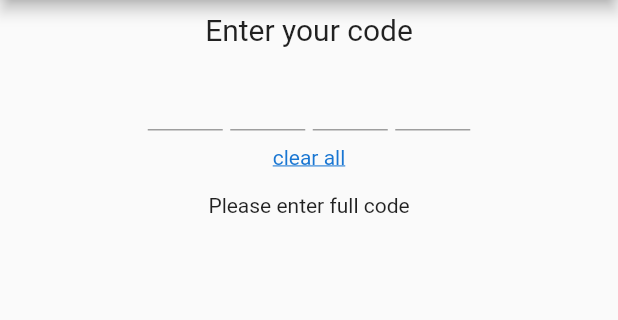
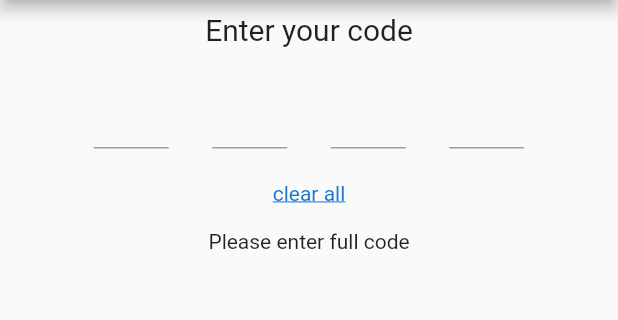
Before and after one commit to awaik/flutter_verification_code, a Flutter app: the screen it shows after launch, on a phone screen of 412 x 824 dp, the part 84-404 px from its top. Run offline on Flutter 3.47's test engine with Material 2 defaults, Android fonts, the phone set to English and light mode, and no system bars.

Commit message:
feat: #35 custom padding and margin of the box

```diff
--- a/example/lib/main.dart
+++ b/example/lib/main.dart
@@ -1,42 +1,43 @@
 import 'package:flutter/material.dart';
 import 'package:flutter_verification_code/flutter_verification_code.dart';
 
-void main() => runApp(MyApp());
+void main() => runApp(const MyApp());
 
 class MyApp extends StatelessWidget {
-  // This widget is the root of your application.
+  const MyApp({super.key});
+
   @override
-  Widget build(BuildContext context) {
+  build(BuildContext context) {
     return MaterialApp(
       title: 'Flutter Demo',
-      theme: ThemeData(
-          primarySwatch: Colors.green,
-          primaryColor: Colors.red,
-          accentColor: Colors.orange,
-          hintColor: Colors.green),
-      home: MyHomePage(),
+      theme: ThemeData(primarySwatch: Colors.green, primaryColor: Colors.red, hintColor: Colors.green),
+      home: const MyHomePage(),
     );
   }
 }
 
 class MyHomePage extends StatefulWidget {
+  const MyHomePage({super.key});
+
   @override
-  _MyHomePageState createState() => _MyHomePageState();
+  State<MyHomePage> createState() => _MyHomePageState();
 }
 
 class _MyHomePageState extends State<MyHomePage> {
   bool _onEditing = true;
-  String _code;
+  String? _code;
 
   @override
-  Widget build(BuildContext context) {
+  build(BuildContext context) {
     return Scaffold(
       appBar: AppBar(
-        title: Center(child: Text('Example verify code')),
+        title: const Center(
+          child: Text('Example verify code'),
+        ),
       ),
       body: Column(
-        children: <Widget>[
-          Padding(
+        children: [
+          const Padding(
             padding: EdgeInsets.all(8.0),
             child: Center(
               child: Text(
@@ -46,28 +47,21 @@ class _MyHomePageState extends State<MyHomePage> {
             ),
           ),
           VerificationCode(
-            textStyle: Theme.of(context)
-                .textTheme
-                .bodyText2
-                .copyWith(color: Theme.of(context).primaryColor),
+            textStyle: Theme.of(context).textTheme.bodyText2!.copyWith(color: Theme.of(context).primaryColor),
             keyboardType: TextInputType.number,
-            underlineColor: Colors
-                .amber, // If this is null it will use primaryColor: Colors.red from Theme
+            underlineColor: Colors.amber, // If this is null it will use primaryColor: Colors.red from Theme
             length: 4,
-            cursorColor:
-                Colors.blue, // If this is null it will default to the ambient
+            cursorColor: Colors.blue, // If this is null it will default to the ambient
             // clearAll is NOT required, you can delete it
             // takes any widget, so you can implement your design
             clearAll: Padding(
               padding: const EdgeInsets.all(8.0),
               child: Text(
                 'clear all',
-                style: TextStyle(
-                    fontSize: 14.0,
-                    decoration: TextDecoration.underline,
-                    color: Colors.blue[700]),
+                style: TextStyle(fontSize: 14.0, decoration: TextDecoration.underline, color: Colors.blue[700]),
               ),
             ),
+            margin: const EdgeInsets.all(12),
             onCompleted: (String value) {
               setState(() {
                 _code = value;
@@ -81,11 +75,9 @@ class _MyHomePageState extends State<MyHomePage> {
             },
           ),
           Padding(
-            padding: EdgeInsets.all(8.0),
+            padding: const EdgeInsets.all(8.0),
             child: Center(
-              child: _onEditing
-                  ? Text('Please enter full code')
-                  : Text('Your code: $_code'),
+              child: _onEditing ? const Text('Please enter full code') : Text('Your code: $_code'),
             ),
           )
         ],
--- a/lib/src/flutter_verification_code.dart
+++ b/lib/src/flutter_verification_code.dart
@@ -53,6 +53,12 @@ class VerificationCode extends StatefulWidget {
   ///accept only digit inputs from keyboard
   final bool digitsOnly;
 
+  /// padding between boxes
+  final EdgeInsets margin;
+
+  /// padding inside boxes
+  final EdgeInsets? padding;
+
   const VerificationCode({
     Key? key,
     required this.onCompleted,
@@ -72,6 +78,8 @@ class VerificationCode extends StatefulWidget {
     this.pasteStream,
     this.isSecure = false,
     this.digitsOnly = false,
+    this.margin = EdgeInsets.zero,
+    this.padding,
   }) : super(key: key);
 
   @override
@@ -81,8 +89,7 @@ class VerificationCode extends StatefulWidget {
 class _VerificationCodeState extends State<VerificationCode> {
   final List<FocusNode> _listFocusNode = <FocusNode>[];
   final List<FocusNode> _listFocusNodeKeyListener = <FocusNode>[];
-  final List<TextEditingController> _listControllerText =
-      <TextEditingController>[];
+  final List<TextEditingController> _listControllerText = <TextEditingController>[];
   final List<String> _code = [];
   int _currentIndex = 0;
 
@@ -130,6 +137,8 @@ class _VerificationCodeState extends State<VerificationCode> {
   }
 
   Widget _buildInputItem(int index) {
+    final padding = widget.padding ?? EdgeInsets.all(((widget.itemSize * 2) / 10));
+
     final underlinedDecoration = InputDecoration(
       fillColor: widget.fillColor,
       enabledBorder: UnderlineInputBorder(
@@ -145,7 +154,7 @@ class _VerificationCodeState extends State<VerificationCode> {
         ),
       ),
       counterText: "",
-      contentPadding: EdgeInsets.all(((widget.itemSize * 2) / 10)),
+      contentPadding: padding,
       errorMaxLines: 1,
     );
 
@@ -164,7 +173,7 @@ class _VerificationCodeState extends State<VerificationCode> {
         ),
       ),
       counterText: "",
-      contentPadding: EdgeInsets.all(((widget.itemSize * 2) / 10)),
+      contentPadding: padding,
       errorMaxLines: 1,
     );
 
@@ -181,9 +190,7 @@ class _VerificationCodeState extends State<VerificationCode> {
       },
       child: TextField(
         keyboardType: widget.keyboardType,
-        inputFormatters: widget.digitsOnly
-            ? <TextInputFormatter>[FilteringTextInputFormatter.digitsOnly]
-            : null,
+        inputFormatters: widget.digitsOnly ? <TextInputFormatter>[FilteringTextInputFormatter.digitsOnly] : null,
         maxLines: 1,
         maxLength: widget.length - index,
         controller: _listControllerText[index],
@@ -197,7 +204,6 @@ class _VerificationCodeState extends State<VerificationCode> {
         obscureText: widget.isSecure,
         style: widget.textStyle,
         decoration: widget.fullBorder ? fullDecoration : underlinedDecoration,
-        //      textInputAction: TextInputAction.previous,
         onChanged: (String value) {
           if ((_currentIndex + 1) == widget.length && value.isNotEmpty) {
             widget.onEditing(false);
@@ -215,8 +221,7 @@ class _VerificationCodeState extends State<VerificationCode> {
             int _index = index;
 
             while (_value.isNotEmpty && _index < widget.length) {
-              _listControllerText[_index].value =
-                  TextEditingValue(text: _value[0]);
+              _listControllerText[_index].value = TextEditingValue(text: _value[0]);
               _next(_index++);
               _value = _value.substring(1);
             }
@@ -256,11 +261,14 @@ class _VerificationCodeState extends State<VerificationCode> {
     List<Widget> listWidget = [];
     for (int index = 0; index < widget.length; index++) {
       double left = (index == 0) ? 0.0 : (widget.itemSize / 10);
-      listWidget.add(Container(
-          height: widget.itemSize,
-          width: widget.itemSize,
-          margin: EdgeInsets.only(left: left),
-          child: _buildInputItem(index)));
+      listWidget.add(Padding(
+        padding: widget.margin,
+        child: Container(
+            height: widget.itemSize,
+            width: widget.itemSize,
+            margin: EdgeInsets.only(left: left),
+            child: _buildInputItem(index)),
+      ));
     }
     return listWidget;
   }
@@ -275,9 +283,7 @@ class _VerificationCodeState extends State<VerificationCode> {
               mainAxisAlignment: MainAxisAlignment.center,
               children: _buildListWidget(),
             ),
-            widget.clearAll != null
-                ? _clearAllWidget(widget.clearAll)
-                : const SizedBox(),
+            widget.clearAll != null ? _clearAllWidget(widget.clearAll) : const SizedBox(),
           ],
         ));
   }
```
Also changed, not shown: example/analysis_options.yaml (added, +29 -0 lines), example/pubspec.yaml (+21 -3 lines), 102 other files.
